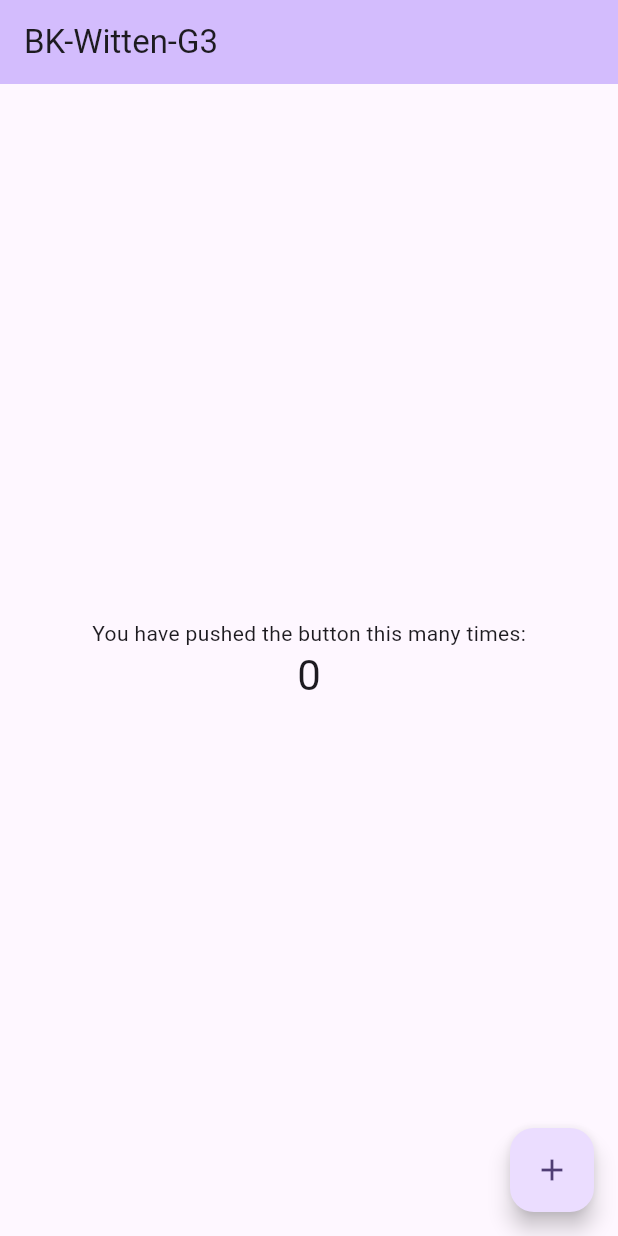
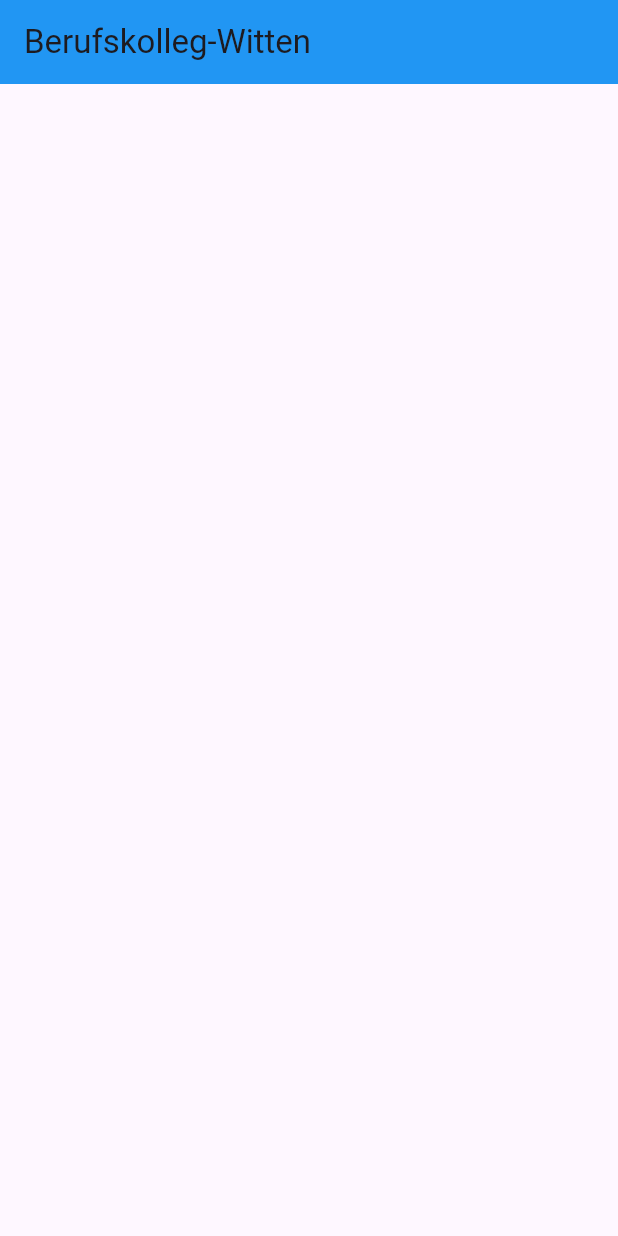
Before and after one commit to Kascabrel/BK-Witten-App, a Flutter app: the screen it shows after launch, on a phone screen of 412 x 824 dp. Run offline on Flutter 3.47's test engine with Material 3 defaults, Android fonts, the phone set to English and light mode, and no system bars.

Commit message:
Create a custom Appbar and change the old with the new.

```diff
--- a/frontend/lib/main.dart
+++ b/frontend/lib/main.dart
@@ -13,11 +13,12 @@
   Widget build(BuildContext context) {
     return MaterialApp(
       title: 'BK-Witten-G3',
+      debugShowCheckedModeBanner: false,
       theme: ThemeData(
         colorScheme: ColorScheme.fromSeed(seedColor: Colors.deepPurple),
         useMaterial3: true,
       ),
-      home: const MyHomePage(title: 'BK-Witten-G3'),
+      home: const MyHomePage(),
     );
   }
 }
--- a/frontend/lib/screens/homePage.dart
+++ b/frontend/lib/screens/homePage.dart
@@ -1,79 +1,19 @@
-
 import 'package:flutter/material.dart';
+import 'package:frontend/widgets/custum_app_bar.dart';
 
 class MyHomePage extends StatefulWidget {
-  const MyHomePage({super.key, required this.title});
-  final String title;
+  const MyHomePage({super.key});
+
   @override
   State<MyHomePage> createState() => _MyHomePageState();
 }
 
 class _MyHomePageState extends State<MyHomePage> {
-  int _counter = 0;
-
-  void _incrementCounter() {
-    setState(() {
-      // This call to setState tells the Flutter framework that something has
-      // changed in this State, which causes it to rerun the build method below
-      // so that the display can reflect the updated values. If we changed
-      // _counter without calling setState(), then the build method would not be
-      // called again, and so nothing would appear to happen.
-      _counter++;
-    });
-  }
-
   @override
   Widget build(BuildContext context) {
-    // This method is rerun every time setState is called, for instance as done
-    // by the _incrementCounter method above.
-    //
-    // The Flutter framework has been optimized to make rerunning build methods
-    // fast, so that you can just rebuild anything that needs updating rather
-    // than having to individually change instances of widgets.
-    return Scaffold(
-      appBar: AppBar(
-        // TRY THIS: Try changing the color here to a specific color (to
-        // Colors.amber, perhaps?) and trigger a hot reload to see the AppBar
-        // change color while the other colors stay the same.
-        backgroundColor: Theme.of(context).colorScheme.inversePrimary,
-        // Here we take the value from the MyHomePage object that was created by
-        // the App.build method, and use it to set our appbar title.
-        title: Text(widget.title),
-      ),
-      body: Center(
-        // Center is a layout widget. It takes a single child and positions it
-        // in the middle of the parent.
-        child: Column(
-          // Column is also a layout widget. It takes a list of children and
-          // arranges them vertically. By default, it sizes itself to fit its
-          // children horizontally, and tries to be as tall as its parent.
-          //
-          // Column has various properties to control how it sizes itself and
-          // how it positions its children. Here we use mainAxisAlignment to
-          // center the children vertically; the main axis here is the vertical
-          // axis because Columns are vertical (the cross axis would be
-          // horizontal).
-          //
-          // TRY THIS: Invoke "debug painting" (choose the "Toggle Debug Paint"
-          // action in the IDE, or press "p" in the console), to see the
-          // wireframe for each widget.
-          mainAxisAlignment: MainAxisAlignment.center,
-          children: <Widget>[
-            const Text(
-              'You have pushed the button this many times:',
-            ),
-            Text(
-              '$_counter',
-              style: Theme.of(context).textTheme.headlineMedium,
-            ),
-          ],
-        ),
-      ),
-      floatingActionButton: FloatingActionButton(
-        onPressed: _incrementCounter,
-        tooltip: 'Increment',
-        child: const Icon(Icons.add),
-      ), // This trailing comma makes auto-formatting nicer for build methods.
+    return const Scaffold(
+      appBar: CustomAppBar(title: "Berufskolleg-Witten"),
+      body: const Center(),
     );
   }
 }
--- /dev/null
+++ b/frontend/lib/widgets/custum_app_bar.dart
@@ -0,0 +1,27 @@
+import 'package:flutter/material.dart';
+
+class CustomAppBar extends StatelessWidget implements PreferredSizeWidget {
+  final String title;
+  final List<Widget>? actions;
+  final Color backgroundColor;
+
+  const CustomAppBar({
+    super.key,
+    required this.title,
+    this.actions,
+    this.backgroundColor = Colors.blue,
+  });
+
+  @override
+  Widget build(BuildContext context) {
+    return AppBar(
+      title: Text(title),
+      backgroundColor: backgroundColor,
+      actions: actions,
+    );
+  }
+
+  // 👇 Obligatoire pour AppBar dans un Scaffold
+  @override
+  Size get preferredSize => const Size.fromHeight(kToolbarHeight);
+}
```
